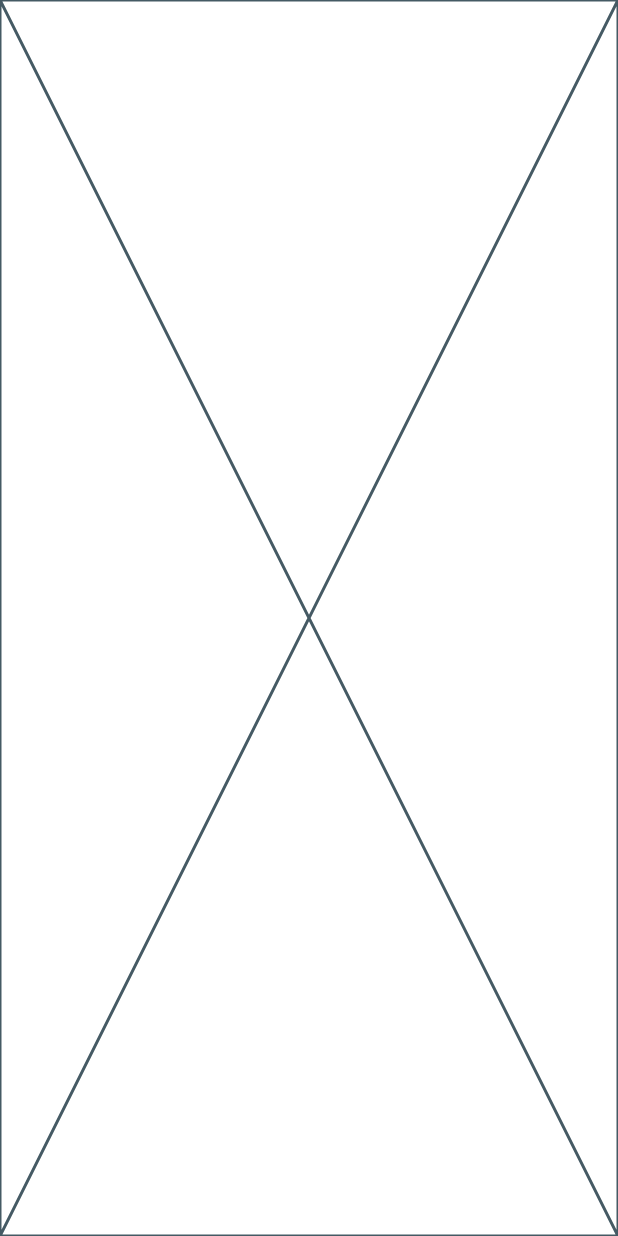
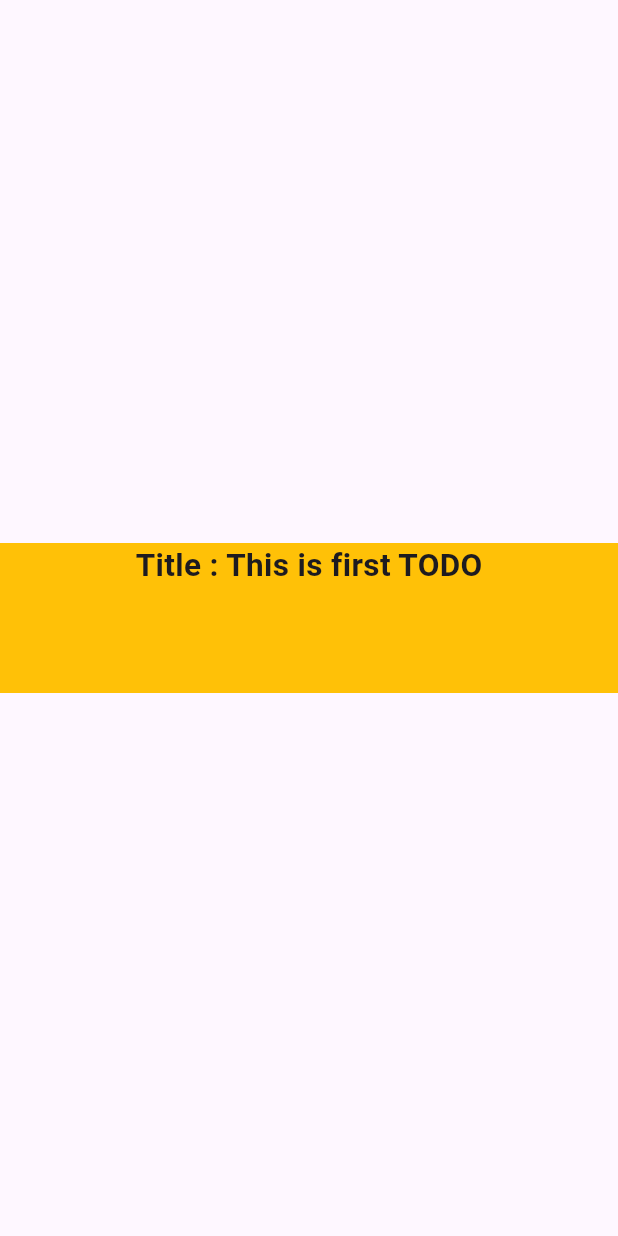
Before and after one commit to sagardhadke/Taski, a Flutter app: the screen it shows after launch, after a tap on "Login", on a phone screen of 412 x 824 dp. Run offline on Flutter 3.47's test engine with Material 3 defaults, Android fonts, the phone set to English and light mode, and no system bars; drawn by our look-alikes of flutter_slidable; our stand-ins replace google_fonts; Roboto replaces fonts that are missing (Iceberg).

Commit message:
Added Task Layout & Swipe

```diff
--- a/lib/Auth/login.dart
+++ b/lib/Auth/login.dart
@@ -1,6 +1,8 @@
 import 'package:flutter/material.dart';
 import 'package:google_fonts/google_fonts.dart';
 import 'package:taski/Exports/MyExports.dart';
+import 'package:taski/Screens/Home.dart';
+import 'package:taski/Widget/AddTasks.dart';
 
 class MyLogin extends StatefulWidget {
   const MyLogin({super.key});
--- a/lib/Exports/MyExports.dart
+++ b/lib/Exports/MyExports.dart
@@ -4,5 +4,3 @@ export 'package:taski/Auth/login.dart';
 export 'package:taski/Auth/Sign Up.dart';
 
 export 'package:taski/Splash.dart';
-
-export 'package:taski/Screens/AddTasks.dart';
--- a/lib/Screens/AddTasks.dart
+++ /dev/null
@@ -1,15 +0,0 @@
-import 'package:flutter/material.dart';
-
-class AddTasks extends StatefulWidget {
-  const AddTasks({super.key});
-
-  @override
-  State<AddTasks> createState() => AddyTasksState();
-}
-
-class AddyTasksState extends State<AddTasks> {
-  @override
-  Widget build(BuildContext context) {
-    return const Placeholder();
-  }
-}
--- /dev/null
+++ b/lib/Widget/AddTasks.dart
@@ -0,0 +1,90 @@
+import 'package:flutter/material.dart';
+import 'package:flutter_slidable/flutter_slidable.dart';
+import 'package:google_fonts/google_fonts.dart';
+
+class AddTasks extends StatefulWidget {
+  const AddTasks({super.key});
+
+  @override
+  State<AddTasks> createState() => AddyTasksState();
+}
+
+class AddyTasksState extends State<AddTasks> {
+  List AllTodoData = [];
+
+  @override
+  Widget build(BuildContext context) {
+    return Scaffold(
+      body: Column(
+        mainAxisAlignment: MainAxisAlignment.center,
+        children: [
+          Column(
+            children: [
+              Slidable(
+                  endActionPane: ActionPane(
+                    motion: DrawerMotion(),
+                    children: [
+                      SlidableAction(
+                        onPressed: (context) {
+                          showDialog(
+                              context: context,
+                              builder: (context) {
+                                return AlertDialog.adaptive(
+                                  title:
+                                      Text("Do you want to Update Your Note!"),
+                                  content: Text("Update Your Notes"),
+                                  actions: [
+                                    ElevatedButton(
+                                        onPressed: () {}, child: Text("Update"))
+                                  ],
+                                );
+                              });
+                        },
+                        backgroundColor: Color(0xFF21B7CA),
+                        foregroundColor: Colors.white,
+                        icon: Icons.add_box_outlined,
+                        label: 'Update',
+                      ),
+                      SlidableAction(
+                        onPressed: (context) {},
+                        backgroundColor: Color(0xFF7BC043),
+                        foregroundColor: Colors.white,
+                        icon: Icons.done_all_outlined,
+                        label: 'Done',
+                      ),
+                    ],
+                  ),
+                  startActionPane:
+                      ActionPane(motion: DrawerMotion(), children: [
+                    SlidableAction(
+                      onPressed: (context) {},
+                      backgroundColor: Color(0xFFFE4A49),
+                      foregroundColor: Colors.white,
+                      icon: Icons.delete,
+                      label: 'Delete',
+                    ),
+                  ]),
+                  child: Container(
+                    decoration: BoxDecoration(
+                      color: Colors.amber,
+                    ),
+                    height: 100,
+                    width: double.infinity,
+                    child: Column(
+                      children: [
+                        Text(
+                          "Title : This is first TODO",
+                          style: GoogleFonts.iceberg(
+                              textStyle: TextStyle(
+                                  fontSize: 21, fontWeight: FontWeight.bold)),
+                        )
+                      ],
+                    ),
+                  )),
+            ],
+          )
+        ],
+      ),
+    );
+  }
+}
--- a/pubspec.yaml
+++ b/pubspec.yaml
@@ -39,6 +39,7 @@ dependencies:
   intl: ^0.19.0
   shared_preferences: ^2.3.2
   awesome_dialog: ^3.2.1
+  flutter_slidable: ^3.1.1
 
 dev_dependencies:
   flutter_test:
```
Also changed, not shown: lib/Screens/Home.dart (added, +24 -0 lines), pubspec.lock.
